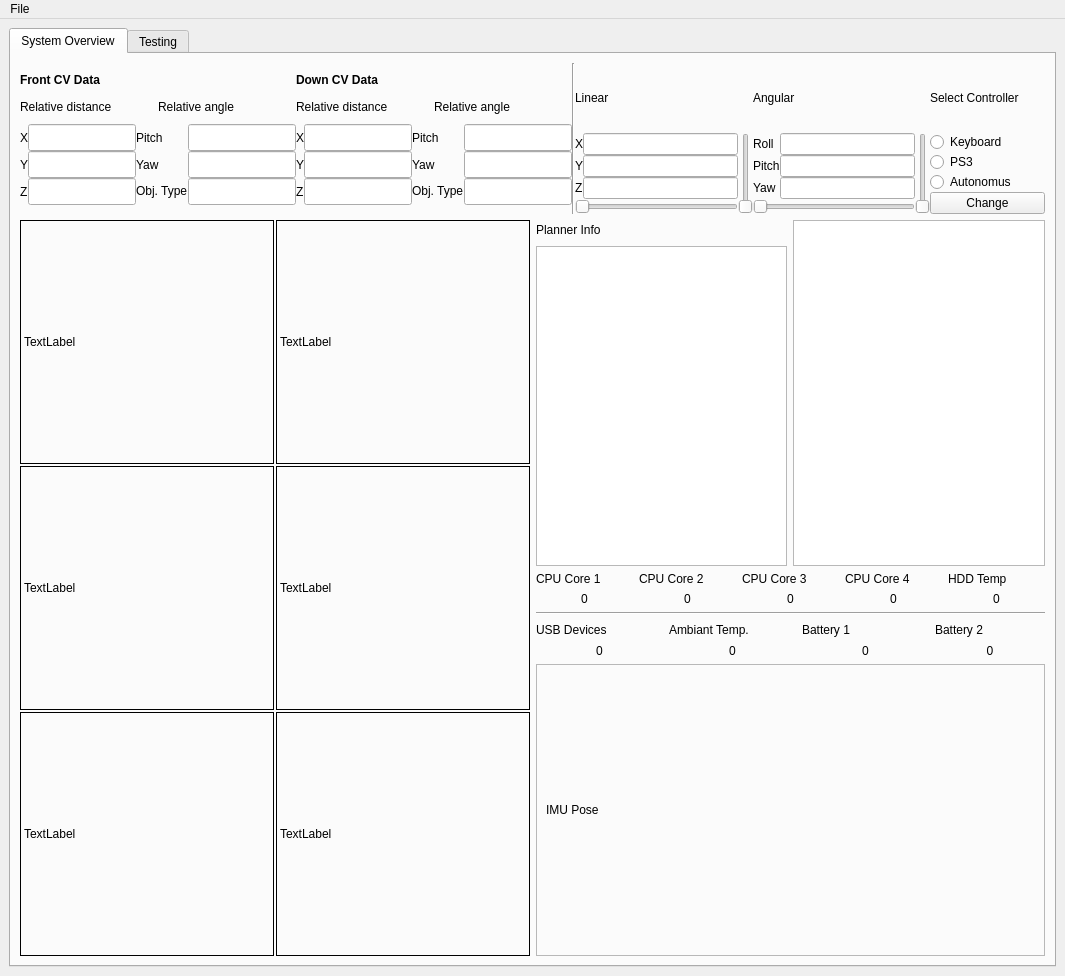
The window that catkin_ws/src/front_end/scripts/resource/no_imu_gr_resizable_TAB.ui (mcgill-robotics-archive/auv-2014) describes before a commit, drawn with Qt 5.
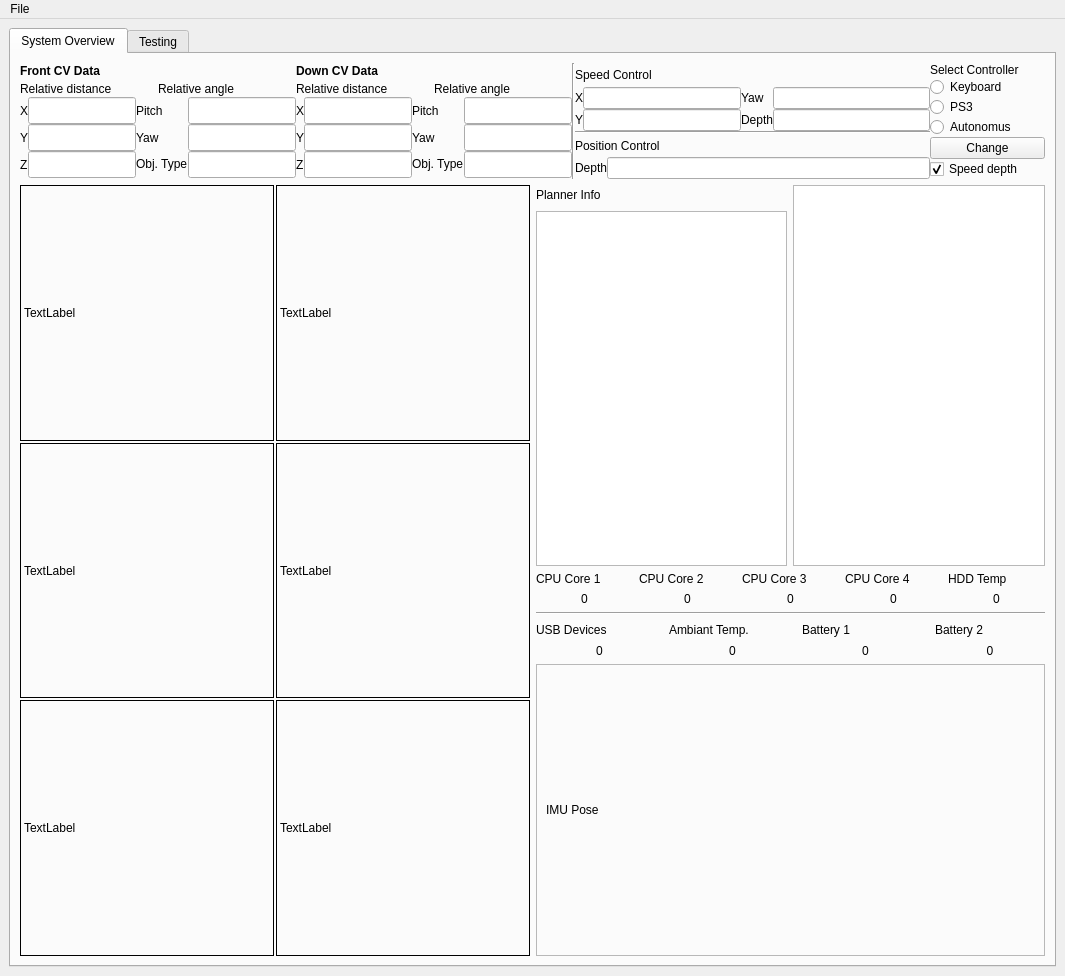
The same window after the commit. Icons and pictures are not drawn. Custom widgets are drawn as their Qt base class.

Commit message: added initial depth-speed control to fe

Diff of the .ui file:
```diff
--- a/catkin_ws/src/front_end/scripts/resource/no_imu_gr_resizable_TAB.ui
+++ b/catkin_ws/src/front_end/scripts/resource/no_imu_gr_resizable_TAB.ui
@@ -462,23 +462,30 @@
                 </widget>
                </item>
                <item>
-                <layout class="QGridLayout" name="linear_cmd_vel" rowstretch="1,3,1" columnstretch="1,1">
-                 <item row="2" column="0">
-                  <widget class="QSlider" name="linearHorizantal">
-                   <property name="orientation">
-                    <enum>Qt::Horizontal</enum>
-                   </property>
-                  </widget>
-                 </item>
-                 <item row="1" column="1" rowspan="2">
-                  <widget class="QSlider" name="linearVertical">
-                   <property name="orientation">
-                    <enum>Qt::Vertical</enum>
-                   </property>
-                  </widget>
-                 </item>
+                <layout class="QGridLayout" name="linear_cmd_vel" rowstretch="0,0,0,0,0" columnstretch="0">
                  <item row="1" column="0">
                   <layout class="QGridLayout" name="gridLayout_2">
+                   <item row="1" column="2">
+                    <widget class="QLabel" name="label_14">
+                     <property name="text">
+                      <string>Depth</string>
+                     </property>
+                    </widget>
+                   </item>
+                   <item row="1" column="3">
+                    <widget class="QLineEdit" name="depth_speed">
+                     <property name="readOnly">
+                      <bool>true</bool>
+                     </property>
+                    </widget>
+                   </item>
+                   <item row="0" column="3">
+                    <widget class="QLineEdit" name="angularZ">
+                     <property name="readOnly">
+                      <bool>true</bool>
+                     </property>
+                    </widget>
+                   </item>
                    <item row="0" column="1">
                     <widget class="QLineEdit" name="linearX">
                      <property name="readOnly">
@@ -500,13 +507,6 @@
                      </property>
                     </widget>
                    </item>
-                   <item row="2" column="1">
-                    <widget class="QLineEdit" name="linearZ">
-                     <property name="readOnly">
-                      <bool>true</bool>
-                     </property>
-                    </widget>
-                   </item>
                    <item row="1" column="0">
                     <widget class="QLabel" name="label_12">
                      <property name="text">
@@ -514,67 +514,7 @@
                      </property>
                     </widget>
                    </item>
-                   <item row="2" column="0">
-                    <widget class="QLabel" name="label_13">
-                     <property name="text">
-                      <string>Z</string>
-                     </property>
-                    </widget>
-                   </item>
-                  </layout>
-                 </item>
-                 <item row="0" column="0">
-                  <widget class="QLabel" name="label_17">
-                   <property name="text">
-                    <string>Linear</string>
-                   </property>
-                  </widget>
-                 </item>
-                </layout>
-               </item>
-               <item>
-                <layout class="QGridLayout" name="angularcmd_vel" rowstretch="1,0,0">
-                 <property name="sizeConstraint">
-                  <enum>QLayout::SetFixedSize</enum>
-                 </property>
-                 <item row="1" column="0">
-                  <layout class="QGridLayout" name="gridLayout_5">
-                   <item row="0" column="1">
-                    <widget class="QLineEdit" name="angularX">
-                     <property name="readOnly">
-                      <bool>true</bool>
-                     </property>
-                    </widget>
-                   </item>
-                   <item row="0" column="0">
-                    <widget class="QLabel" name="label_14">
-                     <property name="text">
-                      <string>Roll</string>
-                     </property>
-                    </widget>
-                   </item>
-                   <item row="1" column="1">
-                    <widget class="QLineEdit" name="angularY">
-                     <property name="readOnly">
-                      <bool>true</bool>
-                     </property>
-                    </widget>
-                   </item>
-                   <item row="2" column="1">
-                    <widget class="QLineEdit" name="angularZ">
-                     <property name="readOnly">
-                      <bool>true</bool>
-                     </property>
-                    </widget>
-                   </item>
-                   <item row="1" column="0">
-                    <widget class="QLabel" name="label_15">
-                     <property name="text">
-                      <string>Pitch</string>
-                     </property>
-                    </widget>
-                   </item>
-                   <item row="2" column="0">
+                   <item row="0" column="2">
                     <widget class="QLabel" name="label_16">
                      <property name="text">
                       <string>Yaw</string>
@@ -583,24 +523,42 @@
                    </item>
                   </layout>
                  </item>
-                 <item row="2" column="0">
-                  <widget class="QSlider" name="angularHorizantal">
-                   <property name="orientation">
-                    <enum>Qt::Horizontal</enum>
+                 <item row="0" column="0">
+                  <widget class="QLabel" name="label_17">
+                   <property name="text">
+                    <string>Speed Control</string>
                    </property>
                   </widget>
                  </item>
-                 <item row="0" column="0">
+                 <item row="4" column="0">
+                  <layout class="QHBoxLayout" name="horizontalLayout_10">
+                   <item>
+                    <widget class="QLabel" name="label_13">
+                     <property name="text">
+                      <string>Depth</string>
+                     </property>
+                    </widget>
+                   </item>
+                   <item>
+                    <widget class="QLineEdit" name="z_pos">
+                     <property name="readOnly">
+                      <bool>true</bool>
+                     </property>
+                    </widget>
+                   </item>
+                  </layout>
+                 </item>
+                 <item row="3" column="0">
                   <widget class="QLabel" name="label_18">
                    <property name="text">
-                    <string>Angular</string>
+                    <string>Position Control</string>
                    </property>
                   </widget>
                  </item>
-                 <item row="1" column="1" rowspan="2">
-                  <widget class="QSlider" name="angularVertical">
+                 <item row="2" column="0">
+                  <widget class="Line" name="line_6">
                    <property name="orientation">
-                    <enum>Qt::Vertical</enum>
+                    <enum>Qt::Horizontal</enum>
                    </property>
                   </widget>
                  </item>
@@ -703,6 +661,16 @@
                    </property>
                   </widget>
                  </item>
+                 <item>
+                  <widget class="QCheckBox" name="spee_control_depth">
+                   <property name="text">
+                    <string>Speed depth</string>
+                   </property>
+                   <property name="checked">
+                    <bool>true</bool>
+                   </property>
+                  </widget>
+                 </item>
                 </layout>
                </item>
               </layout>
```
The commit also changes 6 other files.
